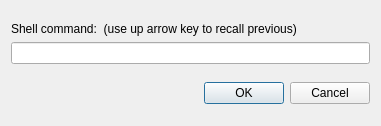
Qt form src/DialogFilter.ui (eteran/nedit-ng) before a commit.
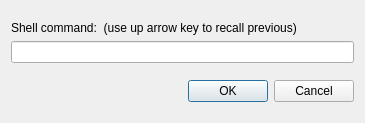
The same form after that commit.

What changed in the file:
```diff
--- a/src/DialogFilter.ui
+++ b/src/DialogFilter.ui
@@ -6,8 +6,8 @@
    <rect>
     <x>0</x>
     <y>0</y>
-    <width>381</width>
-    <height>126</height>
+    <width>365</width>
+    <height>123</height>
    </rect>
   </property>
   <property name="windowTitle">
```
